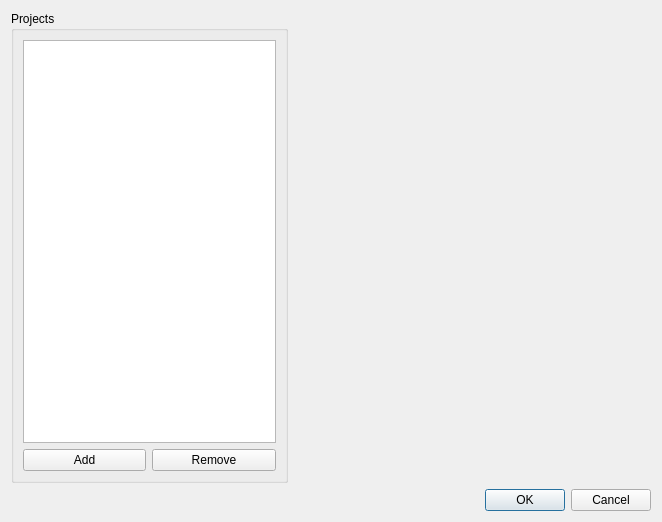
Above: maindialog.ui from qt-testing/database before the change. Below: the same form after it.
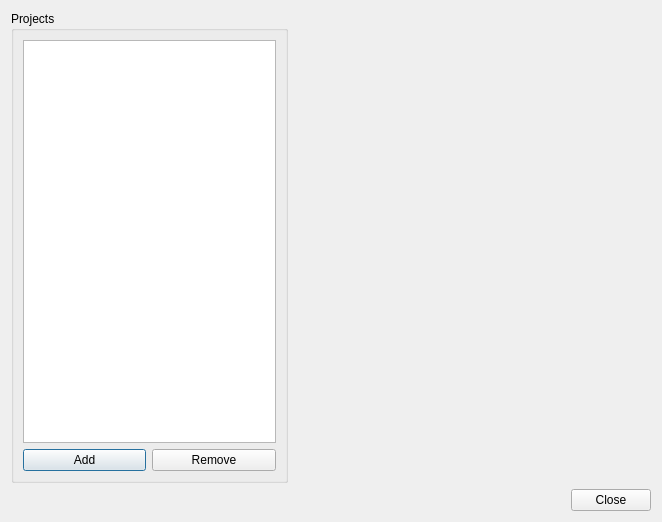
That is the form after the change.

```diff
--- a/maindialog.ui
+++ b/maindialog.ui
@@ -54,14 +54,28 @@
     </spacer>
    </item>
    <item row="1" column="0" colspan="2">
-    <widget class="QDialogButtonBox" name="buttonBox">
-     <property name="orientation">
-      <enum>Qt::Horizontal</enum>
-     </property>
-     <property name="standardButtons">
-      <set>QDialogButtonBox::Cancel|QDialogButtonBox::Ok</set>
-     </property>
-    </widget>
+    <layout class="QHBoxLayout" name="horizontalLayout">
+     <item>
+      <spacer name="horizontalSpacer_2">
+       <property name="orientation">
+        <enum>Qt::Horizontal</enum>
+       </property>
+       <property name="sizeHint" stdset="0">
+        <size>
+         <width>40</width>
+         <height>20</height>
+        </size>
+       </property>
+      </spacer>
+     </item>
+     <item>
+      <widget class="QPushButton" name="pushButtonClose">
+       <property name="text">
+        <string>Close</string>
+       </property>
+      </widget>
+     </item>
+    </layout>
    </item>
   </layout>
  </widget>
```
Left out of the diff: 41 changed lines with no effect on the pictures.
